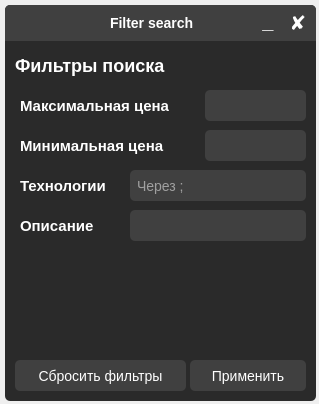
Before: the Qt Designer form filter_search/filter_search.ui in b0shka/selling_apps, drawn with Qt 5.
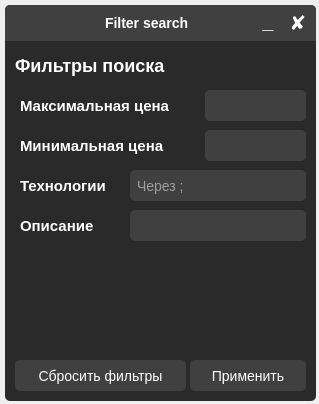
After: the same form once the commit is applied.

```diff
--- a/filter_search/filter_search.ui
+++ b/filter_search/filter_search.ui
@@ -164,7 +164,7 @@
     <widget class="QLabel" name="label_13">
      <property name="geometry">
       <rect>
-       <x>105</x>
+       <x>100</x>
        <y>10</y>
        <width>106</width>
        <height>16</height>
```
Left out of the diff: 17 changed lines with no effect on the pictures.
